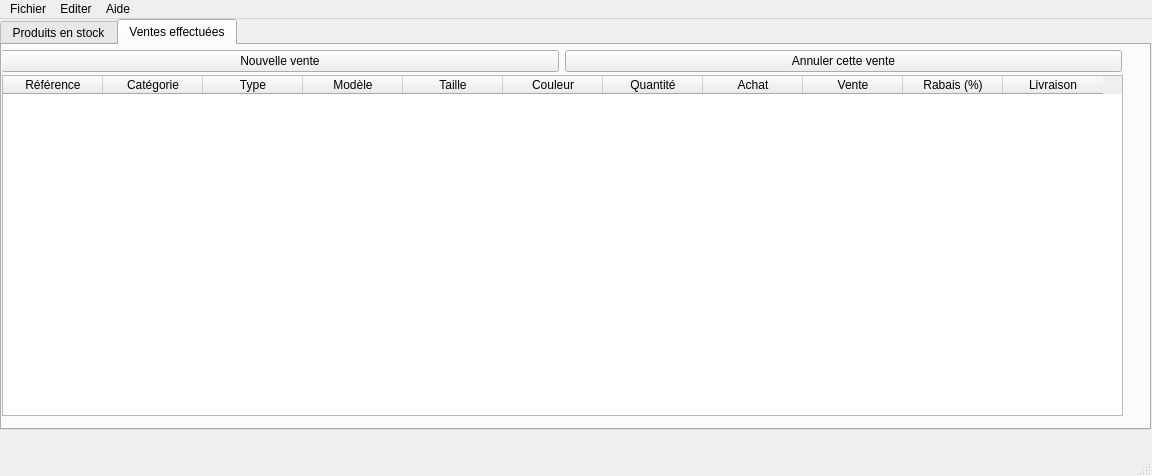
The window that GestionDeStock/mainwindow.ui (pawamoy/gestion-de-stock) describes before a commit, drawn with Qt 5.
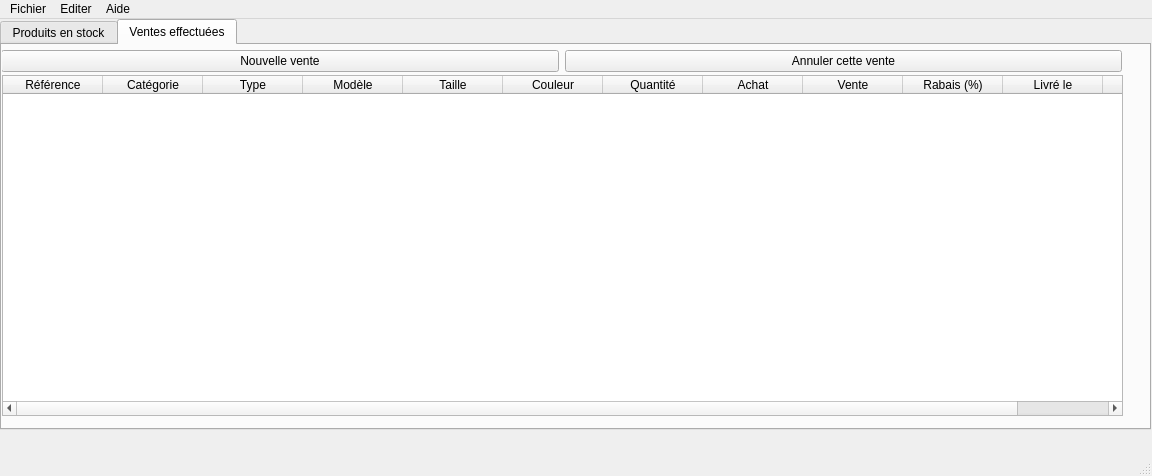
The same window after the commit. The open tabs and pages were chosen to show the change. Icons and pictures are not drawn.

```diff
--- a/GestionDeStock/mainwindow.ui
+++ b/GestionDeStock/mainwindow.ui
@@ -279,7 +279,12 @@
             </column>
             <column>
              <property name="text">
-              <string>Livraison</string>
+              <string>Livré le</string>
+             </property>
+            </column>
+            <column>
+             <property name="text">
+              <string>Vendu le</string>
              </property>
             </column>
            </widget>
```
Left out of the diff: 2 changed lines with no effect on the pictures.
